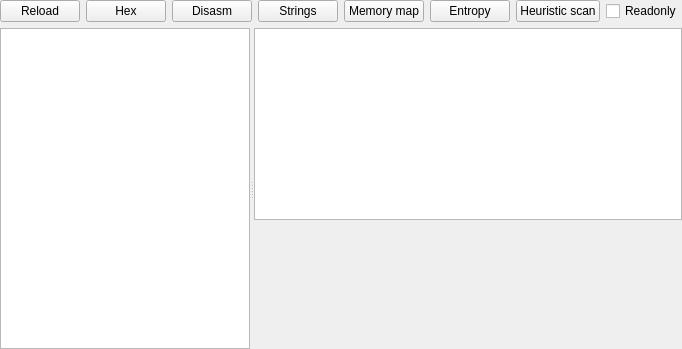
Qt form PE/pewidget.ui (horsicq/FormatWidgets) before a commit.
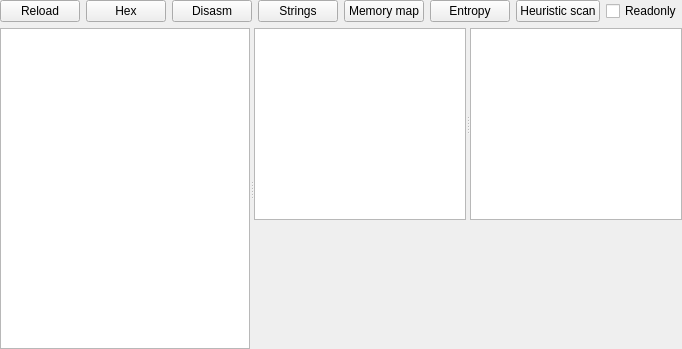
The same form after that commit. The open tabs and pages were chosen to show the change. Custom widgets are drawn as their Qt base class.

What changed in the file:
```diff
--- a/PE/pewidget.ui
+++ b/PE/pewidget.ui
@@ -812,13 +812,53 @@
          <number>0</number>
         </property>
         <item>
-         <widget class="QTreeView" name="treeViewResources">
+         <widget class="QSplitter" name="splitter_2">
+          <property name="orientation">
+           <enum>Qt::Horizontal</enum>
+          </property>
+          <widget class="QTreeView" name="treeView_Resources">
+           <property name="editTriggers">
+            <set>QAbstractItemView::NoEditTriggers</set>
+           </property>
           <attribute name="headerVisible">
            <bool>false</bool>
           </attribute>
           <attribute name="headerDefaultSectionSize">
            <number>35</number>
           </attribute>
+          </widget>
+          <widget class="QTableView" name="tableView_Resources">
+           <property name="contextMenuPolicy">
+            <enum>Qt::CustomContextMenu</enum>
+           </property>
+           <property name="editTriggers">
+            <set>QAbstractItemView::NoEditTriggers</set>
+           </property>
+           <property name="selectionMode">
+            <enum>QAbstractItemView::SingleSelection</enum>
+           </property>
+           <property name="selectionBehavior">
+            <enum>QAbstractItemView::SelectRows</enum>
+           </property>
+           <property name="sortingEnabled">
+            <bool>true</bool>
+           </property>
+           <attribute name="horizontalHeaderDefaultSectionSize">
+            <number>35</number>
+           </attribute>
+           <attribute name="horizontalHeaderShowSortIndicator" stdset="0">
+            <bool>true</bool>
+           </attribute>
+           <attribute name="verticalHeaderVisible">
+            <bool>false</bool>
+           </attribute>
+           <attribute name="verticalHeaderMinimumSectionSize">
+            <number>20</number>
+           </attribute>
+           <attribute name="verticalHeaderDefaultSectionSize">
+            <number>20</number>
+           </attribute>
+          </widget>
          </widget>
         </item>
         <item>
```
Left out of the diff: 2 changed lines with no effect on the pictures. Lines whose indentation alone changed are shown as unchanged.
